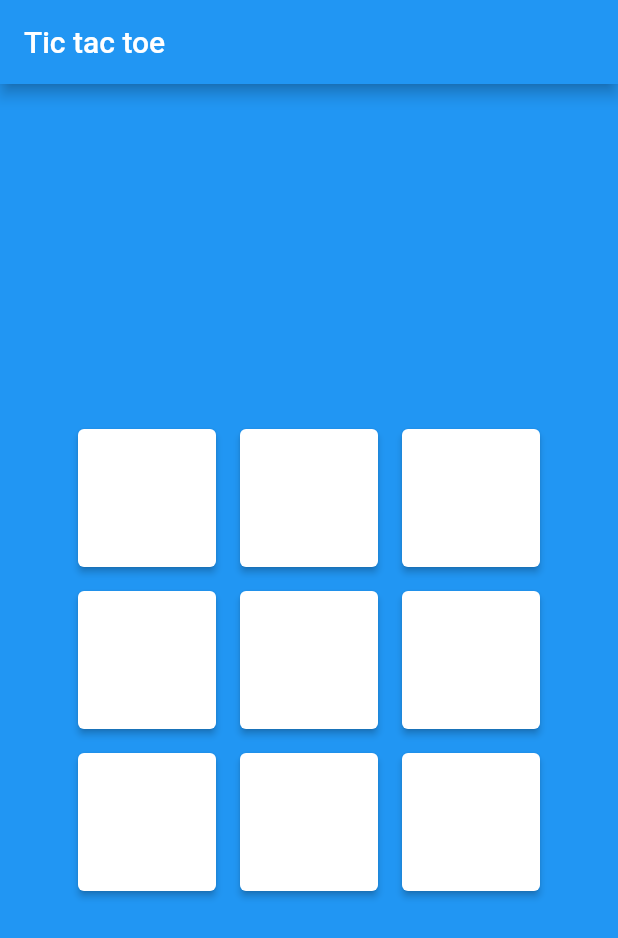
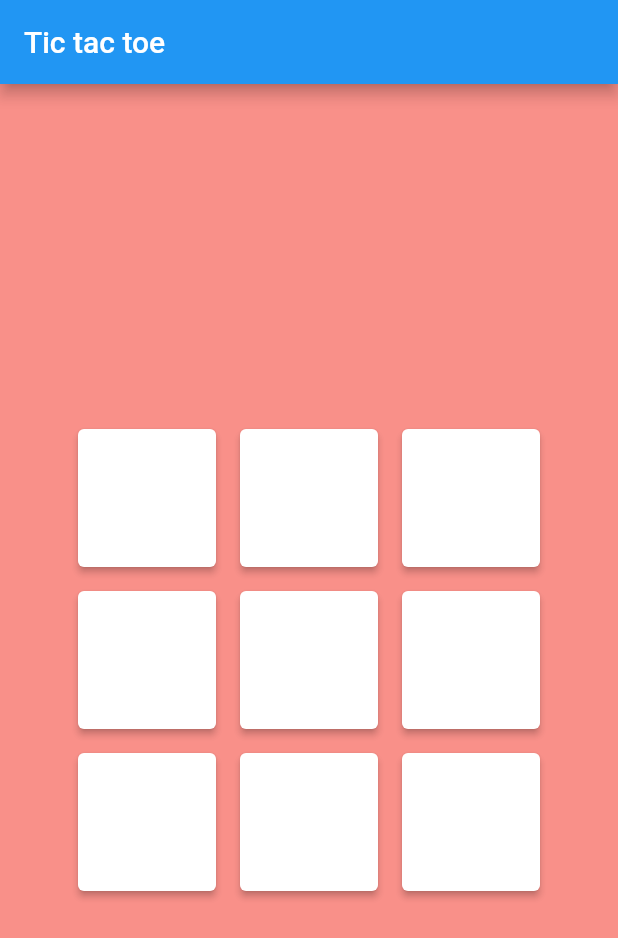
Before and after one commit to Drakunal/tic-tac-toe, a Flutter app: the screen it shows after launch, on a phone screen of 412 x 824 dp. Shown: the top 938 px of the screen. Run offline on Flutter 3.47's test engine with Material 2 defaults, Android fonts, the phone set to English and light mode, and no system bars.

Commit message:
background color changing with respect to player

```diff
--- a/lib/screens/home.dart
+++ b/lib/screens/home.dart
@@ -33,7 +33,7 @@ class _HomeState extends State<Home> {
       appBar: AppBar(
         title: Text("Tic tac toe"),
       ),
-      backgroundColor: Colors.blue,
+      backgroundColor: getBackgroundColor(),
       body: Column(
         mainAxisAlignment: MainAxisAlignment.center,
         children: Utils.modelBuilder(matrix, (index, model) => buildRow(index)),
@@ -66,6 +66,11 @@ class _HomeState extends State<Home> {
     }
   }
 
+  Color getBackgroundColor() {
+    final thisMove = lastMove == Player.X ? Player.O : Player.X;
+    return getFieldColor(thisMove).withAlpha(150);
+  }
+
   Widget buildField(int index, int indexy) {
     final value = matrix[index][indexy];
     Color fieldColor = getFieldColor(value);
```
